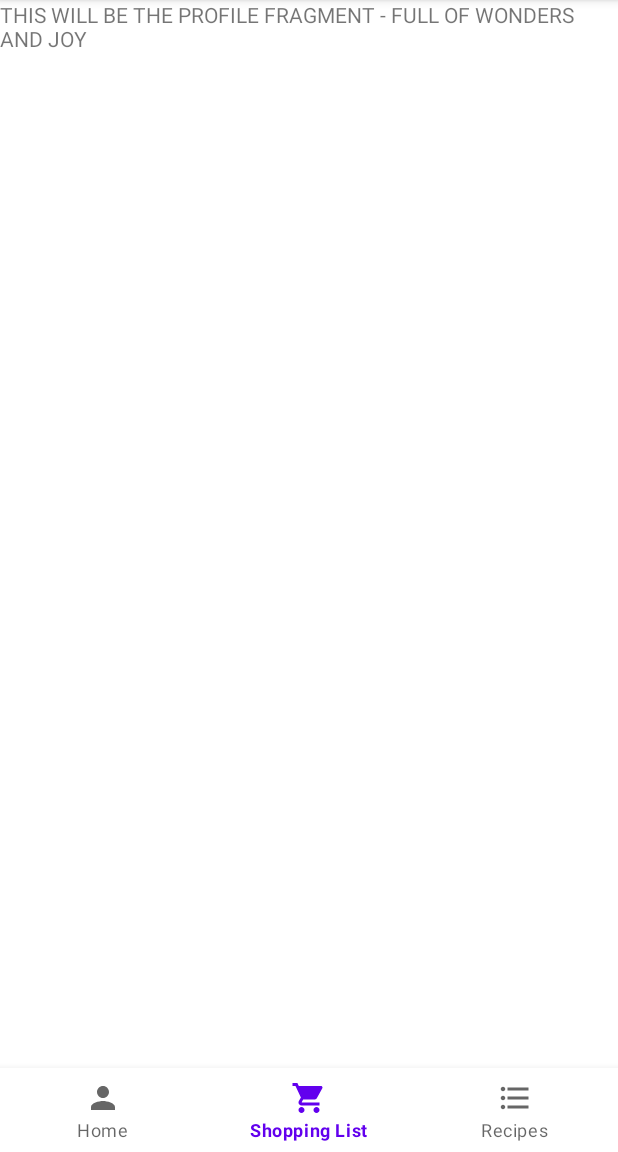
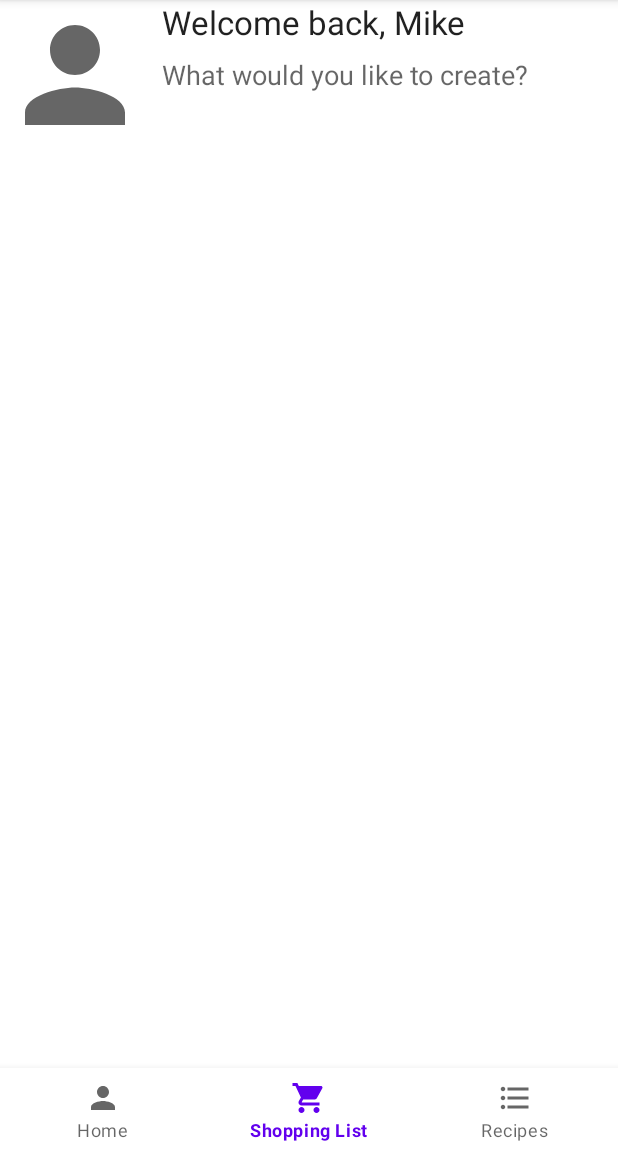
Before and after one commit to Recishop/Recishop, an Android app: the screen it shows after launch (MainActivity), item 2 of the bottom bar chosen, on a phone screen of 412 x 824 dp, the part 84-1236 px from its top. Run offline under Robolectric (Android 15) with nearby library versions, the phone set to English and light mode, and no system bars.

Commit message:
Added default navigation to profile screen; Implemented initial framework for profile data

```diff
--- a/app/src/main/java/com/example/recishop/MainActivity.java
+++ b/app/src/main/java/com/example/recishop/MainActivity.java
@@ -45,5 +45,6 @@ public class MainActivity extends AppCompatActivity {
                 return true;
             }
         });
+        bottomNavigationView.setSelectedItemId(R.id.action_profile);
     }
 }
--- a/app/src/main/java/com/example/recishop/fragments/ProfileFragment.java
+++ b/app/src/main/java/com/example/recishop/fragments/ProfileFragment.java
@@ -5,12 +5,20 @@ import android.os.Bundle;
 import androidx.annotation.NonNull;
 import androidx.annotation.Nullable;
 import androidx.fragment.app.Fragment;
+import androidx.recyclerview.widget.RecyclerView;
 
 import android.view.LayoutInflater;
+import android.view.Menu;
+import android.view.MenuInflater;
 import android.view.View;
 import android.view.ViewGroup;
+import android.widget.ImageView;
+import android.widget.ProgressBar;
+import android.widget.TextView;
 
 import com.example.recishop.R;
+
+import org.w3c.dom.Text;
 
 /**
  * A simple {@link Fragment} subclass.
@@ -19,44 +27,15 @@ import com.example.recishop.R;
  */
 public class ProfileFragment extends Fragment {
 
-    // TODO: Rename parameter arguments, choose names that match
-    // the fragment initialization parameters, e.g. ARG_ITEM_NUMBER
-    private static final String ARG_PARAM1 = "param1";
-    private static final String ARG_PARAM2 = "param2";
+    private static final String TAG = ProfileFragment.class.getSimpleName();
+    private static final String WELCOME_MESSAGE = "Welcome back, ";
 
-    // TODO: Rename and change types of parameters
-    private String mParam1;
-    private String mParam2;
+    TextView tvUsername;
+    RecyclerView rvUserRecipes;
+    ImageView ivProfilePicture;
 
     public ProfileFragment() {
         // Required empty public constructor
-    }
-
-    /**
-     * Use this factory method to create a new instance of
-     * this fragment using the provided parameters.
-     *
-     * @param param1 Parameter 1.
-     * @param param2 Parameter 2.
-     * @return A new instance of fragment ProfileFragment.
-     */
-    // TODO: Rename and change types and number of parameters
-    public static ProfileFragment newInstance(String param1, String param2) {
-        ProfileFragment fragment = new ProfileFragment();
-        Bundle args = new Bundle();
-        args.putString(ARG_PARAM1, param1);
-        args.putString(ARG_PARAM2, param2);
-        fragment.setArguments(args);
-        return fragment;
-    }
-
-    @Override
-    public void onCreate(Bundle savedInstanceState) {
-        super.onCreate(savedInstanceState);
-        if (getArguments() != null) {
-            mParam1 = getArguments().getString(ARG_PARAM1);
-            mParam2 = getArguments().getString(ARG_PARAM2);
-        }
     }
 
     @Override
@@ -70,6 +49,23 @@ public class ProfileFragment extends Fragment {
     public void onViewCreated(@NonNull View view, @Nullable Bundle savedInstanceState) {
         super.onViewCreated(view, savedInstanceState);
 
+        tvUsername = view.findViewById(R.id.tvWelcomeMessage);
+        ivProfilePicture = view.findViewById(R.id.ivProfilePicture);
+        rvUserRecipes = view.findViewById(R.id.rvUserRecipes);
 
+        ivProfilePicture.setImageResource(R.drawable.ic_baseline_person_24);
+        tvUsername.setText(WELCOME_MESSAGE + "Mike");
+
+        // TODO: Create adapter for recipes
+        // TODO: Pull information from current Parse User to populate fields and recipes
     }
+
+    // FOR CUSTOM ACTION BAR ACTIONS FOR FRAGMENT //
+
+    @Override
+    public void onCreate(Bundle savedInstanceState) {
+        super.onCreate(savedInstanceState);
+        setHasOptionsMenu(true);
+    }
+
 }
--- a/app/src/main/res/layout/fragment_profile.xml
+++ b/app/src/main/res/layout/fragment_profile.xml
@@ -1,14 +1,42 @@
 <?xml version="1.0" encoding="utf-8"?>
-<FrameLayout xmlns:android="http://schemas.android.com/apk/res/android"
+<RelativeLayout xmlns:android="http://schemas.android.com/apk/res/android"
+    xmlns:app="http://schemas.android.com/apk/res-auto"
     xmlns:tools="http://schemas.android.com/tools"
     android:layout_width="match_parent"
     android:layout_height="match_parent"
     tools:context=".fragments.ProfileFragment">
 
-    <!-- TODO: Update blank fragment layout -->
+    <ImageView
+        android:id="@+id/ivProfilePicture"
+        android:layout_width="100dp"
+        android:layout_height="100dp"
+        android:layout_alignParentStart="true"
+        android:layout_alignParentTop="true"
+        tools:src="@tools:sample/avatars" />
+
     <TextView
+        android:id="@+id/tvWelcomeMessage"
+        android:layout_width="wrap_content"
+        android:layout_height="wrap_content"
+        android:layout_toEndOf="@+id/ivProfilePicture"
+        android:textAppearance="@style/TextAppearance.AppCompat.Large"
+        android:layout_marginStart="8dp"
+        tools:text="Welcome back, Mike!" />
+
+    <TextView
+        android:layout_width="wrap_content"
+        android:layout_height="wrap_content"
+        android:layout_toEndOf="@id/ivProfilePicture"
+        android:layout_below="@id/tvWelcomeMessage"
+        android:layout_marginStart="8dp"
+        android:layout_marginTop="8dp"
+        android:textAppearance="@style/TextAppearance.AppCompat.Medium"
+        android:text="What would you like to create?"/>
+
+    <androidx.recyclerview.widget.RecyclerView
+        android:id="@+id/rvUserRecipes"
         android:layout_width="match_parent"
         android:layout_height="match_parent"
-        android:text="THIS WILL BE THE PROFILE FRAGMENT - FULL OF WONDERS AND JOY" />
+        android:layout_below="@id/ivProfilePicture"/>
 
-</FrameLayout>
+</RelativeLayout>
```
